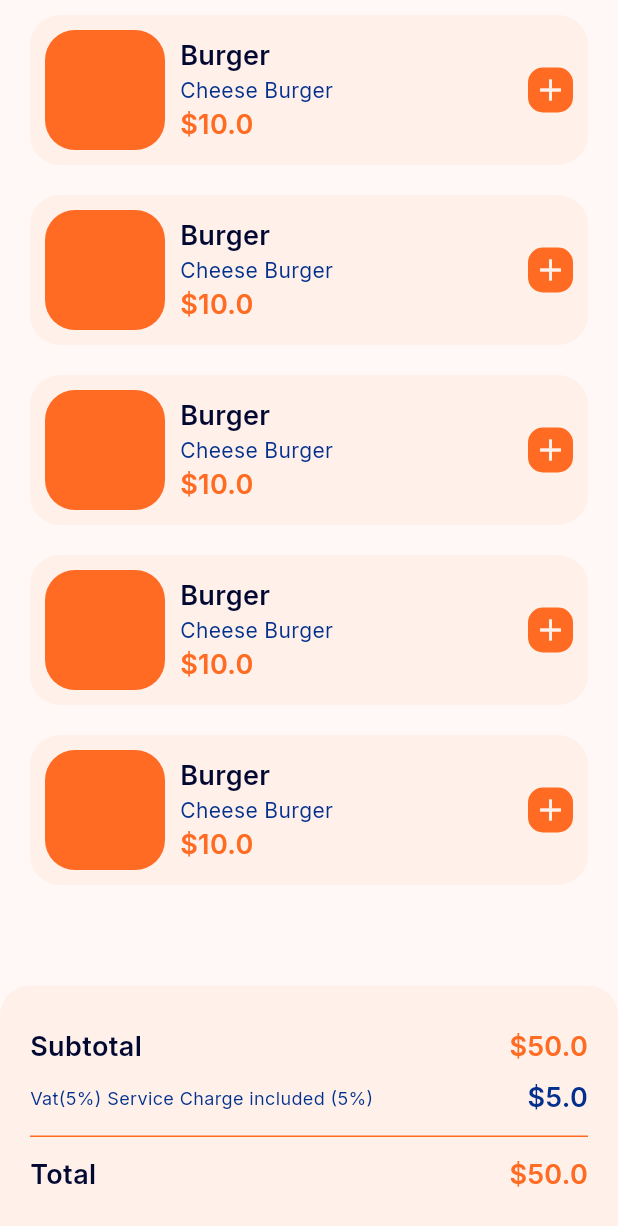
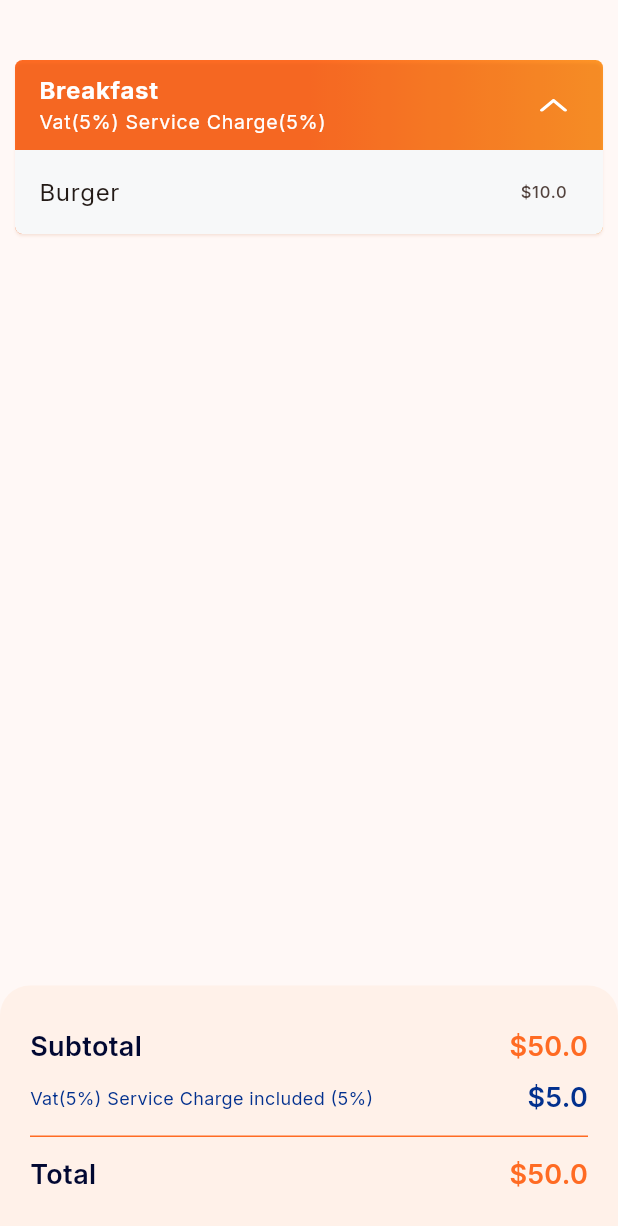
Before and after one commit to ratulhasanruhan/food_cart, a Flutter app: the screen it shows after launch, on a phone screen of 412 x 824 dp. Shown: the top 1226 px of the screen. Run offline on Flutter 3.47's test engine with Material 3 defaults, Android fonts, the phone set to English and light mode, and no system bars; our stand-ins replace flutter_svg, google_fonts.

Commit message:
Make the expansion tile

```diff
--- a/lib/utils/colors.dart
+++ b/lib/utils/colors.dart
@@ -5,3 +5,4 @@ const accentColor = Color(0xFF02308E);
 const textColor = Color(0xFF010832);
 
 const backgroundColor = Color(0xFFFFF1E9);
+const backWhite = Color(0xFFF7F8F9);
--- a/lib/view/CartScreen.dart
+++ b/lib/view/CartScreen.dart
@@ -1,4 +1,6 @@
+import 'package:flutter/cupertino.dart';
 import 'package:flutter/material.dart';
+import 'package:flutter_svg/flutter_svg.dart';
 import 'package:food_cart/utils/colors.dart';
 
 class CartScreen extends StatefulWidget {
@@ -9,85 +11,101 @@ class CartScreen extends StatefulWidget {
 }
 
 class _CartScreenState extends State<CartScreen> {
+  bool isExpanded = true;
+
   @override
   Widget build(BuildContext context) {
     return Scaffold(
       body: Stack(
         alignment: Alignment.bottomCenter,
         children: [
-          ListView.builder(
-            padding: EdgeInsets.only(bottom: 100),
-            itemCount: 5,
-            itemBuilder: (context, index) {
-              return Container(
-                margin: EdgeInsets.symmetric(horizontal: 20, vertical: 10),
-                padding: EdgeInsets.all(10),
-                decoration: BoxDecoration(
-                  color: backgroundColor,
-                  borderRadius: BorderRadius.circular(20),
-                ),
-                child: Row(
+          ListView(
+            padding: EdgeInsets.symmetric(horizontal: 10, vertical: 40),
             children: [
               Container(
-                      height: 80,
-                      width: 80,
                 decoration: BoxDecoration(
-                        color: primaryColor,
-                        borderRadius: BorderRadius.circular(20),
+                  gradient: LinearGradient(
+                    colors: [
+                      Color(0xFFFF6B23),
+                      Color(0xFFFF6B23),
+                      Color(0xFFFF9727),
+                    ],
+                    begin: Alignment.centerLeft,
+                    end: Alignment.centerRight,
+                  ),
+                  borderRadius: BorderRadius.circular(5),
+                ),
+                child: Material(
+                  shadowColor: primaryColor.withOpacity(0.2),
+                  color: Colors.transparent,
+                  elevation: 0.8,
+                  borderRadius: BorderRadius.circular(5),
+                  child: ExpansionTile(
+                      collapsedIconColor: Colors.white,
+                      iconColor: Colors.white,
+                      trailing: AnimatedRotation(
+                        duration: const Duration(milliseconds: 200),
+                        turns: isExpanded ? 0 : 0.5,
+                        child: SvgPicture.asset(
+                          'assets/arrow_up.svg',
                         ),
                       ),
-                    SizedBox(
-                      width: 10,
-                    ),
-                    Column(
+                      onExpansionChanged: (value) {
+                        setState(() {
+                          isExpanded = value;
+                        });
+                      },
+                      backgroundColor: Colors.transparent,
+                      collapsedBackgroundColor: Colors.transparent,
+                      initiallyExpanded: true,
+                      collapsedShape: RoundedRectangleBorder(side: BorderSide.none),
+                      shape: RoundedRectangleBorder(side: BorderSide.none),
+                      title: Column(
                         crossAxisAlignment: CrossAxisAlignment.start,
                         children: [
                           Text(
-                          'Burger',
+                            'Breakfast',
                             style: TextStyle(
-                            fontSize: 18,
-                            color: textColor,
-                            fontWeight: FontWeight.w600,
+                              fontSize: 16,
+                              color: Colors.white,
+                              fontWeight: FontWeight.w700,
                             ),
                           ),
                           Text(
-                          'Cheese Burger',
+                            'Vat(5%) Service Charge(5%)',
                             style: TextStyle(
-                            fontSize: 14,
-                            color: accentColor,
+                              fontSize: 13,
+                              color: Colors.white,
                               fontWeight: FontWeight.w400,
-                          ),
-                        ),
-                        Text(
-                          '\$10.0',
-                          style: TextStyle(
-                            fontSize: 18,
-                            color: primaryColor,
-                            fontWeight: FontWeight.w600,
                             ),
                           ),
                         ],
                       ),
-                    Spacer(),
+                      children: [
                         Container(
-                      height: 30,
-                      width: 30,
                           decoration: BoxDecoration(
-                        color: primaryColor,
-                        borderRadius: BorderRadius.circular(10),
+                            color: backWhite,
+                            borderRadius: BorderRadius.only(
+                              bottomLeft: Radius.circular(5),
+                              bottomRight: Radius.circular(5),
                             ),
-                      child: Icon(
-                        Icons.add,
-                        color: backgroundColor,
+                          ),
+                          child: Column(
+                            children: [
+                              ListTile(
+                                title: Text('Burger'),
+                                trailing: Text('\$10.0'),
+                              ),
+                            ],
+                          ),
+                        ),
+                      ]),
                 ),
               ),
             ],
           ),
-              );
-            },
-          ),
           Container(
-            padding: EdgeInsets.symmetric(horizontal: 20,vertical: 28),
+            padding: EdgeInsets.symmetric(horizontal: 20, vertical: 28),
             decoration: BoxDecoration(
               color: backgroundColor,
               borderRadius: BorderRadius.only(
--- a/pubspec.yaml
+++ b/pubspec.yaml
@@ -22,7 +22,7 @@ dependencies:
 
   cupertino_icons: ^1.0.6
   google_fonts: ^6.2.1
-
+  flutter_svg: ^2.0.10+1
 
 dev_dependencies:
   flutter_test:
```
Also changed, not shown: assets/arrow_up.svg (added), pubspec.lock. Lines whose indentation alone changed are shown as unchanged.
